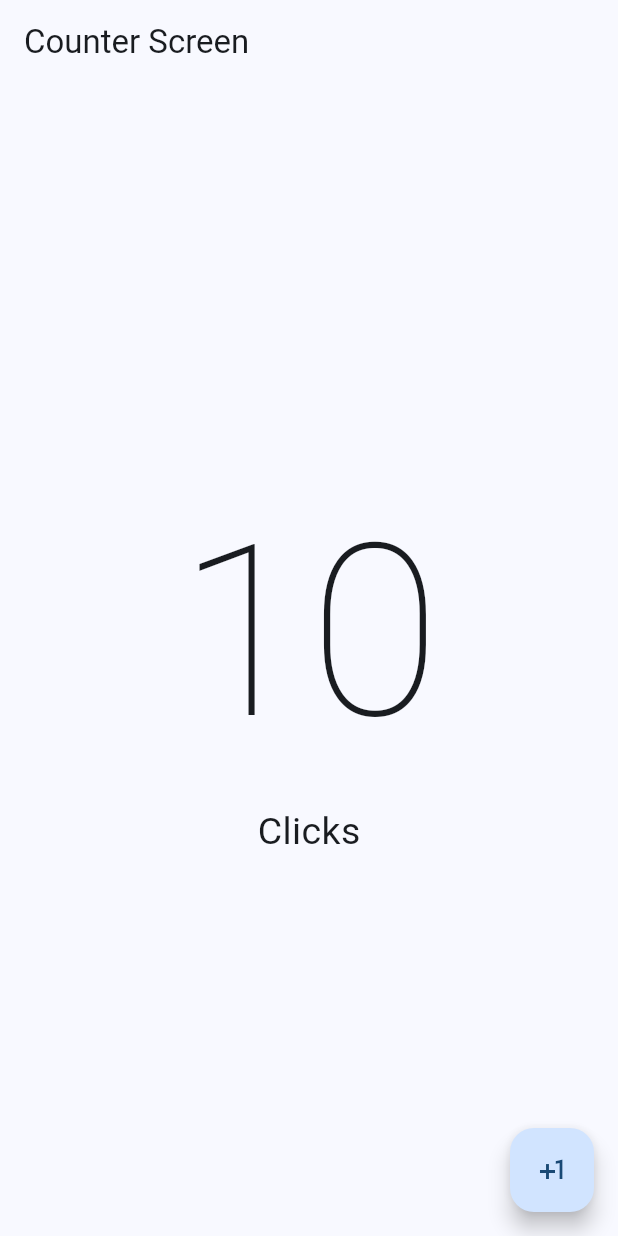
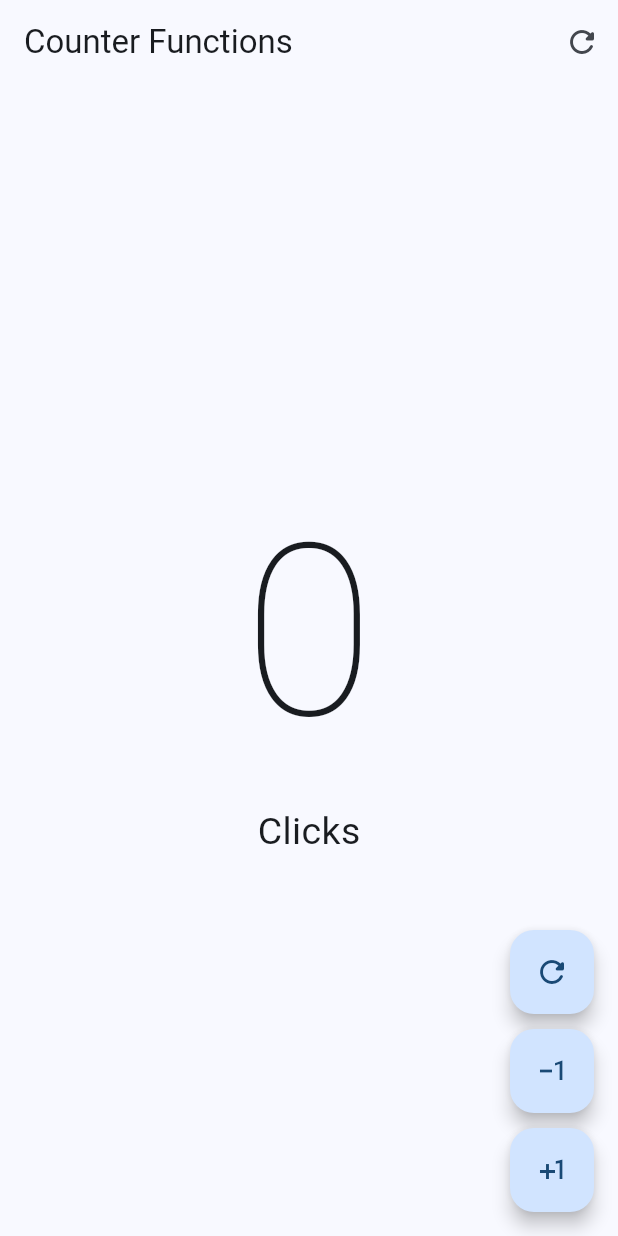
Before and after one commit to prodriguezr/flutter-hello-world-app, a Flutter app: the screen it shows after launch, on a phone screen of 412 x 824 dp. Run offline on Flutter 3.47's test engine with Material 2 defaults, Android fonts, the phone set to English and light mode, and no system bars.

Commit message:
App finished

```diff
--- a/lib/main.dart
+++ b/lib/main.dart
@@ -1,5 +1,5 @@
 import 'package:flutter/material.dart';
-import 'package:hello_world_app/presentation/screens/counter/counter.dart';
+import 'package:hello_world_app/presentation/screens/counter/counter_functions_screen.dart';
 
 void main() {
   runApp(const MyApp());
@@ -16,7 +16,7 @@ class MyApp extends StatelessWidget {
         useMaterial3: true,
         colorSchemeSeed: Colors.blue,
       ),
-      home: const CounterScreen(),
+      home: const CounterFunctionsScreen(),
     );
   }
 }
--- a/lib/presentation/screens/counter/counter.dart
+++ /dev/null
@@ -1,28 +0,0 @@
-import 'package:flutter/material.dart';
-
-class CounterScreen extends StatelessWidget {
-  const CounterScreen({Key? key}) : super(key: key);
-
-  @override
-  Widget build(BuildContext context) {
-    return Scaffold(
-      appBar: AppBar(
-        title: const Text('Counter Screen'),
-      ),
-      body: const Center(
-        child: Column(
-          mainAxisAlignment: MainAxisAlignment.center,
-          children: <Widget>[
-            Text('10',
-                style: TextStyle(fontSize: 160, fontWeight: FontWeight.w100)),
-            Text('Clicks', style: TextStyle(fontSize: 25)),
-          ],
-        ),
-      ),
-      floatingActionButton: FloatingActionButton(
-        onPressed: () {},
-        child: const Icon(Icons.plus_one),
-      ),
-    );
-  }
-}
--- /dev/null
+++ b/lib/presentation/screens/counter/counter_functions_screen.dart
@@ -0,0 +1,102 @@
+import 'package:flutter/material.dart';
+
+class CounterFunctionsScreen extends StatefulWidget {
+  const CounterFunctionsScreen({Key? key}) : super(key: key);
+
+  @override
+  State<CounterFunctionsScreen> createState() => _CounterFunctionsScreenState();
+}
+
+class _CounterFunctionsScreenState extends State<CounterFunctionsScreen> {
+  int clickCounter = 0;
+
+  @override
+  Widget build(BuildContext context) {
+    return Scaffold(
+      appBar: AppBar(
+        actions: [
+          IconButton(
+            onPressed: () {
+              setState(() {
+                clickCounter = 0;
+              });
+            },
+            icon: Icon(Icons.refresh_rounded),
+          ),
+        ],
+        title: const Text('Counter Functions'),
+      ),
+      body: Center(
+        child: Column(
+          mainAxisAlignment: MainAxisAlignment.center,
+          children: <Widget>[
+            Text('$clickCounter',
+                style: const TextStyle(
+                    fontSize: 160, fontWeight: FontWeight.w100)),
+            Text('Click${clickCounter == 1 ? '' : 's'}',
+                style: const TextStyle(fontSize: 25)),
+          ],
+        ),
+      ),
+      floatingActionButton: Column(
+        mainAxisAlignment: MainAxisAlignment.end,
+        children: [
+          CustomButton(
+            icon: Icons.refresh_rounded,
+            onPressed: () {
+              setState(() {
+                clickCounter = 0;
+              });
+            },
+          ),
+          const SizedBox(
+            height: 10,
+          ),
+          CustomButton(
+            icon: Icons.exposure_minus_1_outlined,
+            onPressed: () {
+              setState(() {
+                if (clickCounter == 0) return;
+
+                clickCounter--;
+              });
+            },
+          ),
+          const SizedBox(
+            height: 10,
+          ),
+          CustomButton(
+            icon: Icons.plus_one,
+            onPressed: () {
+              setState(() {
+                clickCounter++;
+              });
+            },
+          )
+        ],
+      ),
+    );
+  }
+}
+
+class CustomButton extends StatelessWidget {
+  final IconData icon;
+  final VoidCallback? onPressed;
+
+  const CustomButton({
+    super.key,
+    required this.icon,
+    this.onPressed,
+  });
+
+  @override
+  Widget build(BuildContext context) {
+    return FloatingActionButton(
+      enableFeedback: true,
+      // shape: const StadiumBorder(),
+      elevation: 5,
+      onPressed: onPressed,
+      child: Icon(icon),
+    );
+  }
+}
```
Also changed, not shown: lib/presentation/screens/counter/counter_screen.dart (added, +41 -0 lines).
